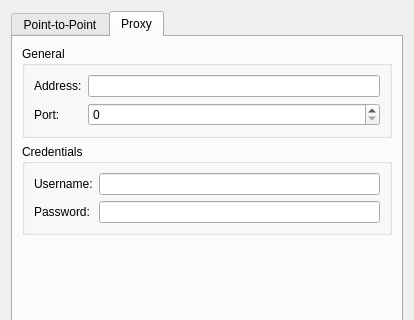
Qt form vpn/sstp/sstpadvanced.ui (KDE/plasma-nm) before a commit; both pictures show x 0 to 414 and y 0 to 320 of the 414 by 649 pixel window.
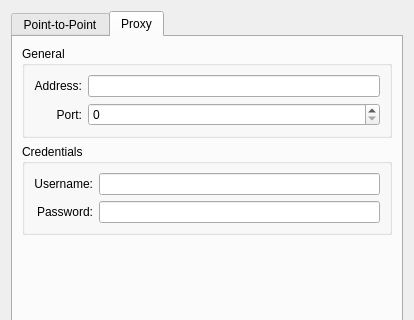
The same form after that commit. The open tabs and pages were chosen to show the change. Custom widgets are drawn as their Qt base class.

Patch:
```diff
--- a/vpn/sstp/sstpadvanced.ui
+++ b/vpn/sstp/sstpadvanced.ui
@@ -296,6 +296,9 @@
             <property name="text">
              <string>Address:</string>
             </property>
+            <property name="alignment">
+             <set>Qt::AlignRight|Qt::AlignTrailing|Qt::AlignVCenter</set>
+            </property>
            </widget>
           </item>
           <item row="0" column="1">
@@ -306,6 +309,9 @@
             <property name="text">
              <string>Port:</string>
             </property>
+            <property name="alignment">
+             <set>Qt::AlignRight|Qt::AlignTrailing|Qt::AlignVCenter</set>
+            </property>
            </widget>
           </item>
           <item row="1" column="1">
@@ -329,6 +335,9 @@
             <property name="text">
              <string>Username:</string>
             </property>
+            <property name="alignment">
+             <set>Qt::AlignRight|Qt::AlignTrailing|Qt::AlignVCenter</set>
+            </property>
            </widget>
           </item>
           <item row="0" column="1">
@@ -339,6 +348,9 @@
             <property name="text">
              <string>Password:</string>
             </property>
+            <property name="alignment">
+             <set>Qt::AlignRight|Qt::AlignTrailing|Qt::AlignVCenter</set>
+            </property>
            </widget>
           </item>
           <item row="1" column="1">
```
Left out of the diff: 8 changed lines with no effect on the pictures.
